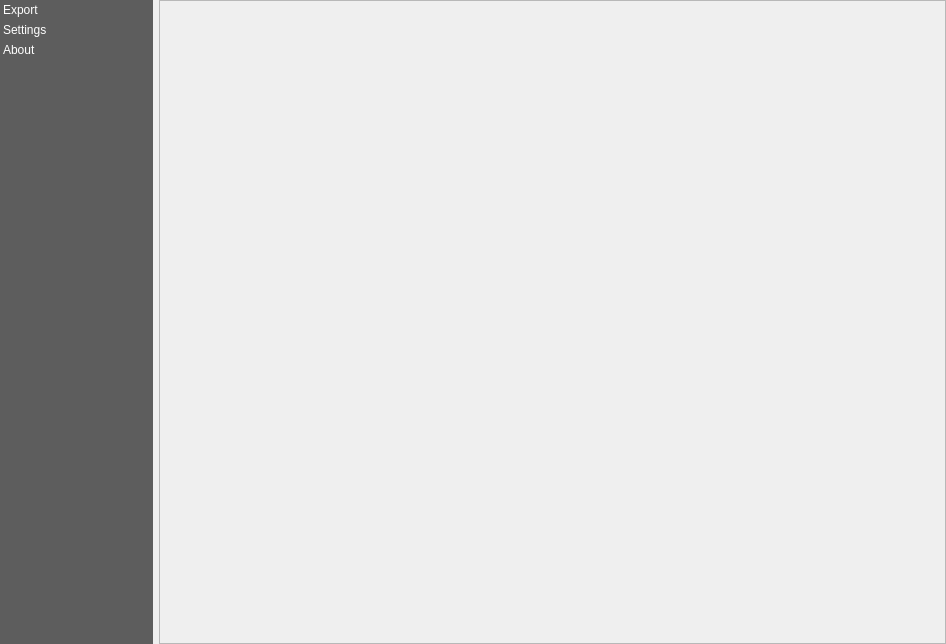
Old version of the form UnfoldedStudio/resources/ui/unfolded_dialog.ui in the repository foursquare/qgis-plugin.
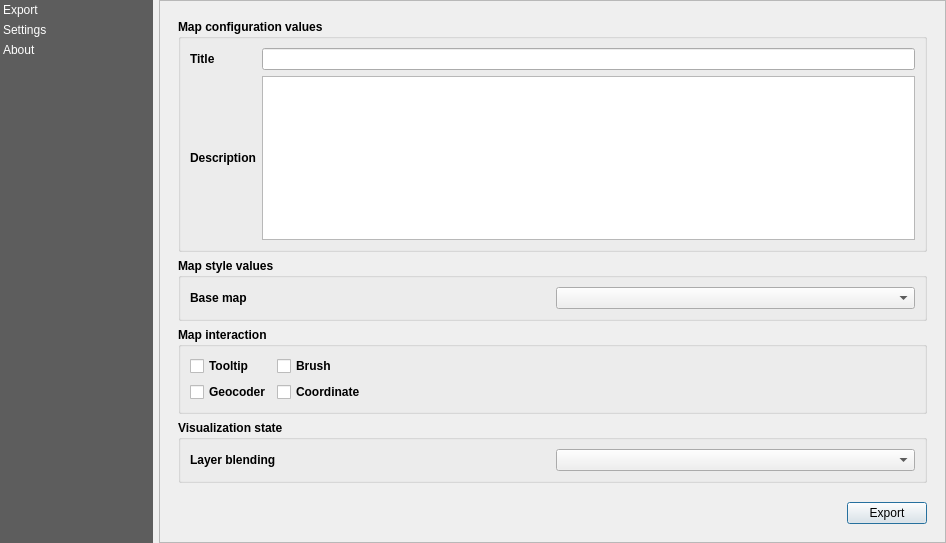
New version of the form. Custom widgets are drawn as their Qt base class.

Commit message: Add initial configuration export functionality

What changed in the file:
```diff
--- a/UnfoldedStudio/resources/ui/unfolded_dialog.ui
+++ b/UnfoldedStudio/resources/ui/unfolded_dialog.ui
@@ -10,7 +10,7 @@
                 <x>0</x>
                 <y>0</y>
                 <width>946</width>
-                <height>644</height>
+                <height>543</height>
             </rect>
         </property>
         <property name="windowTitle">
@@ -113,7 +113,7 @@
                                         <x>0</x>
                                         <y>0</y>
                                         <width>783</width>
-                                        <height>640</height>
+                                        <height>539</height>
                                     </rect>
                                 </property>
                                 <property name="minimumSize">
@@ -128,7 +128,241 @@
                                             <property name="currentIndex">
                                                 <number>0</number>
                                             </property>
-                                            <widget class="QWidget" name="exporter"/>
+                                            <widget class="QWidget" name="exporter">
+                                                <layout class="QVBoxLayout" name="verticalLayout_11">
+                                                    <item>
+                                                        <widget class="QgsCollapsibleGroupBox" name="gb_">
+                                                            <property name="enabled">
+                                                                <bool>true</bool>
+                                                            </property>
+                                                            <property name="font">
+                                                                <font>
+                                                                    <weight>75</weight>
+                                                                    <bold>true</bold>
+                                                                </font>
+                                                            </property>
+                                                            <property name="title">
+                                                                <string>Map configuration values</string>
+                                                            </property>
+                                                            <property name="flat">
+                                                                <bool>false</bool>
+                                                            </property>
+                                                            <property name="collapsed">
+                                                                <bool>false</bool>
+                                                            </property>
+                                                            <property name="scrollOnExpand">
+                                                                <bool>true</bool>
+                                                            </property>
+                                                            <layout class="QGridLayout" name="gridLayout_8">
+                                                                <item row="1" column="1">
+                                                                    <widget class="QTextEdit" name="input_description"/>
+                                                                </item>
+                                                                <item row="1" column="0">
+                                                                    <widget class="QLabel" name="label_14">
+                                                                        <property name="text">
+                                                                            <string>Description</string>
+                                                                        </property>
+                                                                    </widget>
+                                                                </item>
+                                                                <item row="0" column="0">
+                                                                    <widget class="QLabel" name="label_20">
+                                                                        <property name="font">
+                                                                            <font>
+                                                                                <weight>75</weight>
+                                                                                <bold>true</bold>
+                                                                            </font>
+                                                                        </property>
+                                                                        <property name="text">
+                                                                            <string>Title</string>
+                                                                        </property>
+                                                                    </widget>
+                                                                </item>
+                                                                <item row="0" column="1">
+                                                                    <widget class="QLineEdit" name="input_title"/>
+                                                                </item>
+                                                            </layout>
+                                                        </widget>
+                                                    </item>
+                                                    <item>
+                                                        <widget class="QgsCollapsibleGroupBox" name="gb_1">
+                                                            <property name="enabled">
+                                                                <bool>true</bool>
+                                                            </property>
+                                                            <property name="font">
+                                                                <font>
+                                                                    <weight>75</weight>
+                                                                    <bold>true</bold>
+                                                                </font>
+                                                            </property>
+                                                            <property name="title">
+                                                                <string>Map style values</string>
+                                                            </property>
+                                                            <property name="flat">
+                                                                <bool>false</bool>
+                                                            </property>
+                                                            <property name="collapsed">
+                                                                <bool>false</bool>
+                                                            </property>
+                                                            <property name="scrollOnExpand">
+                                                                <bool>true</bool>
+                                                            </property>
+                                                            <layout class="QGridLayout" name="gridLayout_9">
+                                                                <item row="0" column="0">
+                                                                    <widget class="QLabel" name="label_21">
+                                                                        <property name="font">
+                                                                            <font>
+                                                                                <weight>75</weight>
+                                                                                <bold>true</bold>
+                                                                            </font>
+                                                                        </property>
+                                                                        <property name="text">
+                                                                            <string>Base map</string>
+                                                                        </property>
+                                                                    </widget>
+                                                                </item>
+                                                                <item row="0" column="1">
+                                                                    <widget class="QComboBox" name="cb_basemap"/>
+                                                                </item>
+                                                            </layout>
+                                                        </widget>
+                                                    </item>
+                                                    <item>
+                                                        <widget class="QgsCollapsibleGroupBox" name="gb_2">
+                                                            <property name="enabled">
+                                                                <bool>true</bool>
+                                                            </property>
+                                                            <property name="font">
+                                                                <font>
+                                                                    <weight>75</weight>
+                                                                    <bold>true</bold>
+                                                                </font>
+                                                            </property>
+                                                            <property name="title">
+                                                                <string>Map interaction</string>
+                                                            </property>
+                                                            <property name="flat">
+                                                                <bool>false</bool>
+                                                            </property>
+                                                            <property name="collapsed">
+                                                                <bool>false</bool>
+                                                            </property>
+                                                            <property name="scrollOnExpand">
+                                                                <bool>true</bool>
+                                                            </property>
+                                                            <layout class="QFormLayout" name="formLayout">
+                                                                <item row="0" column="0">
+                                                                    <widget class="QCheckBox" name="cb_tooltip">
+                                                                        <property name="text">
+                                                                            <string>Tooltip</string>
+                                                                        </property>
+                                                                    </widget>
+                                                                </item>
+                                                                <item row="2" column="0">
+                                                                    <widget class="QCheckBox" name="cb_geocoder">
+                                                                        <property name="text">
+                                                                            <string>Geocoder</string>
+                                                                        </property>
+                                                                    </widget>
+                                                                </item>
+                                                                <item row="0" column="1">
+                                                                    <widget class="QCheckBox" name="cb_brush">
+                                                                        <property name="text">
+                                                                            <string>Brush</string>
+                                                                        </property>
+                                                                    </widget>
+                                                                </item>
+                                                                <item row="2" column="1">
+                                                                    <widget class="QCheckBox" name="cb_coordinate">
+                                                                        <property name="text">
+                                                                            <string>Coordinate</string>
+                                                                        </property>
+                                                                    </widget>
+                                                                </item>
+                                                            </layout>
+                                                        </widget>
+                                                    </item>
+                                                    <item>
+                                                        <widget class="QgsCollapsibleGroupBox" name="gb_3">
+                                                            <property name="enabled">
+                                                                <bool>true</bool>
+                                                            </property>
+                                                            <property name="font">
+                                                                <font>
+                                                                    <weight>75</weight>
+                                                                    <bold>true</bold>
+                                                                </font>
+                                                            </property>
+                                                            <property name="title">
+                                                                <string>Visualization state</string>
+                                                            </property>
+                                                            <property name="flat">
+                                                                <bool>false</bool>
+                                                            </property>
+                                                            <property name="collapsed">
+                                                                <bool>false</bool>
+                                                            </property>
+                                                            <property name="scrollOnExpand">
+                                                                <bool>true</bool>
+                                                            </property>
+                                                            <layout class="QGridLayout" name="gridLayout_11">
+                                                                <item row="0" column="0">
+                                                                    <widget class="QLabel" name="label_23">
+                                                                        <property name="font">
+                                                                            <font>
+                                                                                <weight>75</weight>
+                                                                                <bold>true</bold>
+                                                                            </font>
+                                                                        </property>
+                                                                        <property name="text">
+                                                                            <string>Layer blending</string>
+                                                                        </property>
+                                                                    </widget>
+                                                                </item>
+                                                                <item row="0" column="1">
+                                                                    <widget class="QComboBox" name="cb_layer_blending"/>
+                                                                </item>
+                                                            </layout>
+                                                        </widget>
+                                                    </item>
+                                                    <item>
+                                                        <spacer name="verticalSpacer_3">
+                                                            <property name="orientation">
+                                                                <enum>Qt::Vertical</enum>
+                                                            </property>
+                                                            <property name="sizeHint" stdset="0">
+                                                                <size>
+                                                                    <width>20</width>
+                                                                    <height>40</height>
+                                                                </size>
+                                                            </property>
+                                                        </spacer>
+                                                    </item>
+                                                    <item>
+                                                        <layout class="QHBoxLayout" name="horizontalLayout_3">
+                                                            <item>
+                                                                <spacer name="horizontalSpacer_2">
+                                                                    <property name="orientation">
+                                                                        <enum>Qt::Horizontal</enum>
+                                                                    </property>
+                                                                    <property name="sizeHint" stdset="0">
+                                                                        <size>
+                                                                            <width>40</width>
+                                                                            <height>20</height>
+                                                                        </size>
+                                                                    </property>
+                                                                </spacer>
+                                                            </item>
+                                                            <item>
+                                                                <widget class="QPushButton" name="btn_export">
+                                                                    <property name="text">
+                                                                        <string>Export</string>
+                                                                    </property>
+                                                                </widget>
+                                                            </item>
+                                                        </layout>
+                                                    </item>
+                                                </layout>
+                                            </widget>
                                             <widget class="QWidget" name="settings">
                                                 <layout class="QVBoxLayout" name="verticalLayout_15">
                                                     <item>
@@ -460,6 +694,11 @@
             <header>qgscollapsiblegroupbox.h</header>
             <container>1</container>
         </customwidget>
+        <customwidget>
+            <class>QgsFileWidget</class>
+            <extends>QWidget</extends>
+            <header>qgsfilewidget.h</header>
+        </customwidget>
     </customwidgets>
     <resources/>
     <connections/>
```
Left out of the diff: 35 changed lines with no effect on the pictures. The commit also changes 4 other files.
